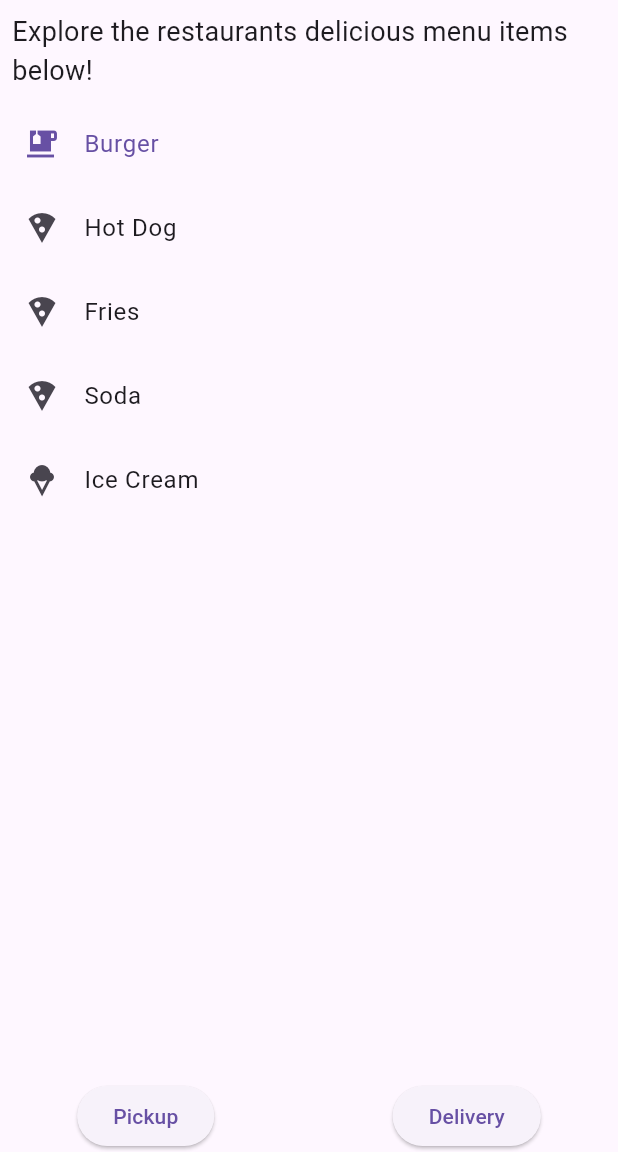
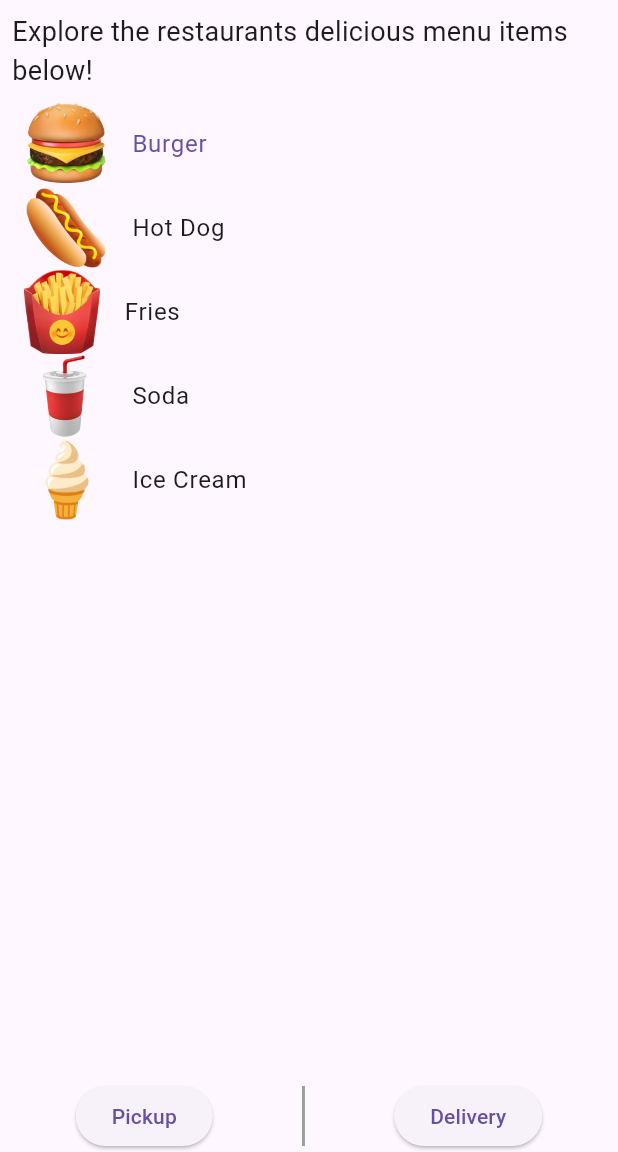
Before and after one commit to AdriD-12/MOVILES, a Flutter app: the screen it shows after launch, after a tap on "Burger", on a phone screen of 412 x 824 dp, the part 84-1236 px from its top. Run offline on Flutter 3.47's test engine with Material 3 defaults, Android fonts, the phone set to English and light mode, and no system bars.

```diff
--- a/Tareas/tarea3/lib/menuScreen.dart
+++ b/Tareas/tarea3/lib/menuScreen.dart
@@ -6,12 +6,13 @@ class MenuScreen extends StatefulWidget {
 }
 
 class _MenuScreenState extends State<MenuScreen> {
-  String selectedItem = 'hola';
+  String selectedItem = "";
   bool isSelected = false;
 
   void selectItem(String itemName) {
     setState(() {
       if (selectedItem == itemName) {
+        selectedItem = "";
         isSelected = !isSelected;
       } else {
         selectedItem = itemName;
@@ -21,7 +22,7 @@ class _MenuScreenState extends State<MenuScreen> {
   }
 
   void showDialogBox(String title) {
-    String content = selectedItem != null
+    String content = selectedItem != ""
         ? selectedItem
         : "Seleccione un platillo";
     showDialog(
@@ -70,31 +71,31 @@ class _MenuScreenState extends State<MenuScreen> {
             child: ListView(
               children: [
                 ListTile(
-                  leading: Icon(Icons.emoji_food_beverage_sharp),
+                  leading: Image.asset('assets/borgir.png'),
                   title: Text('Burger'),
                   selected: selectedItem == 'Burger' && isSelected,
                   onTap: () => selectItem('Burger'),
                 ),
                 ListTile(
-                  leading: Icon(Icons.local_pizza),
+                  leading: Image.asset('assets/doggy.png'),
                   title: Text('Hot Dog'),
                   selected: selectedItem == 'Hot Dog' && isSelected,
                   onTap: () => selectItem('Hot Dog'),
                 ),
                 ListTile(
-                  leading: Icon(Icons.local_pizza),
+                  leading: Image.asset('assets/frenchy.png'),
                   title: Text('Fries'),
                   selected: selectedItem == 'Fries' && isSelected,
                   onTap: () => selectItem('Fries'),
                 ),
                 ListTile(
-                  leading: Icon(Icons.local_pizza),
+                  leading: Image.asset('assets/sodi.png'),
                   title: Text('Soda'),
                   selected: selectedItem == 'Soda' && isSelected,
                   onTap: () => selectItem('Soda'),
                 ),
                 ListTile(
-                  leading: Icon(Icons.icecream),
+                  leading: Image.asset('assets/creamy.png'),
                   title: Text('Ice Cream'),
                   selected: selectedItem == 'Ice Cream' && isSelected,
                   onTap: () => selectItem('Ice Cream'),
@@ -111,7 +112,14 @@ class _MenuScreenState extends State<MenuScreen> {
                 },
                 child: Text('Pickup'),
               ),
-              VerticalDivider(),
+              SizedBox(
+                height: 40,
+                child: VerticalDivider(
+                    thickness: 2,
+                    width: 20,
+                    color: Colors.grey,
+                ),
+              ),
               ElevatedButton(
                 onPressed: () {
                   showDialogBox('Delivery');
--- a/Tareas/tarea3/pubspec.yaml
+++ b/Tareas/tarea3/pubspec.yaml
@@ -59,9 +59,8 @@ flutter:
   uses-material-design: true
 
   # To add assets to your application, add an assets section, like this:
-  # assets:
-  #   - images/a_dot_burr.jpeg
-  #   - images/a_dot_ham.jpeg
+  assets:
+    - assets/
 
   # An image asset can refer to one or more resolution-specific "variants", see
   # https://flutter.dev/assets-and-images/#resolution-aware
```
Also changed, not shown: Tareas/tarea3/VistaItemNoSelec.png (added), Tareas/tarea3/VistaItemSelec.png (added), Tareas/tarea3/VistaPrincipal.png (added), Tareas/tarea3/assets/borgir.png (added), Tareas/tarea3/assets/creamy.png (added), Tareas/tarea3/assets/doggy.png (added), Tareas/tarea3/assets/frenchy.png (added), Tareas/tarea3/assets/sodi.png (added), 1 other file.
